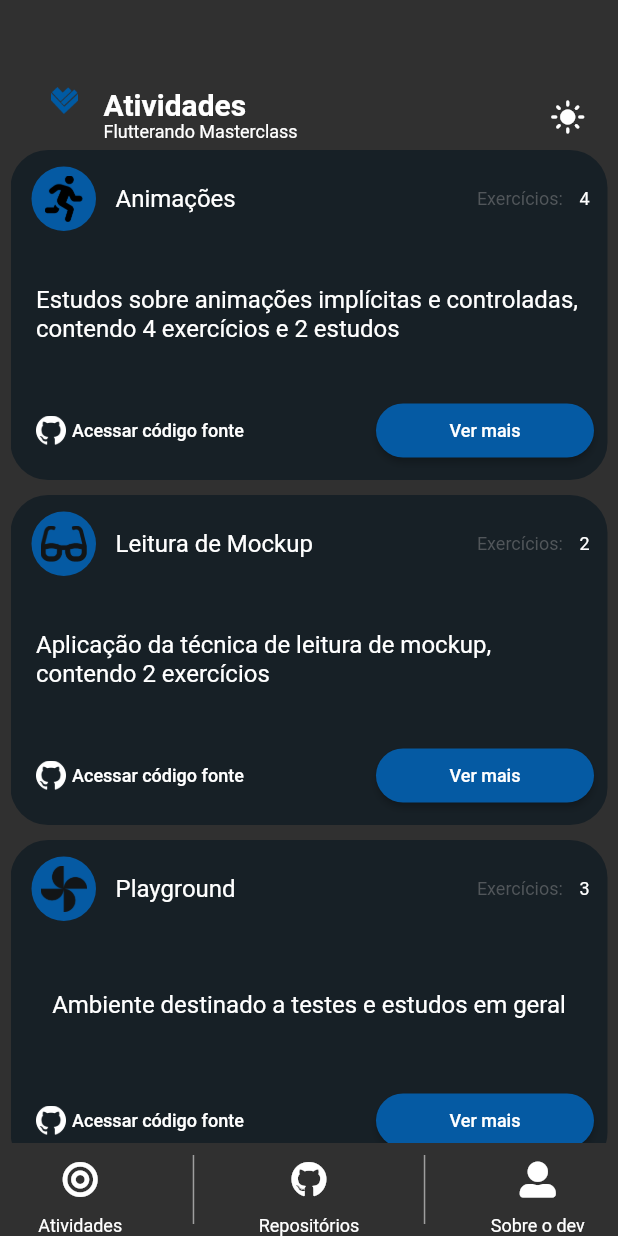
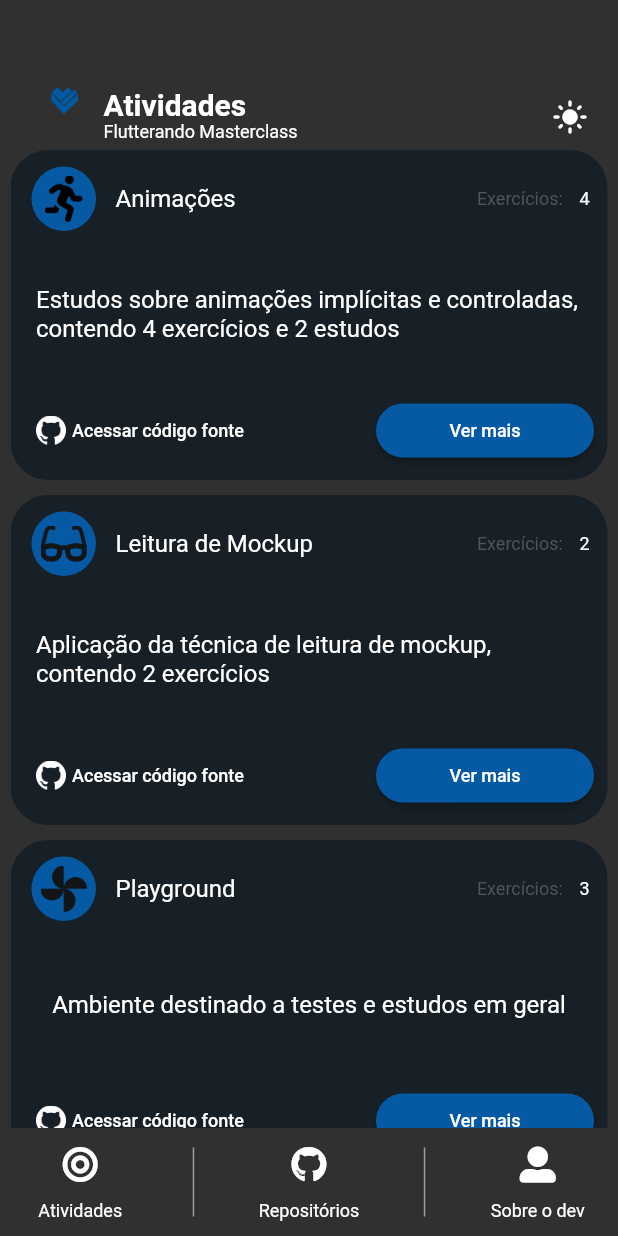
Before and after one commit to ygcoutinho/app_folio, a Flutter app: the MainPage screen opened directly, on a phone screen of 412 x 824 dp. Run offline on Flutter 3.47's test engine with Material 2 defaults, Android fonts, the phone set to English and light mode, and no system bars; our stand-ins replace font_awesome_flutter.

Commit message:
Finalização da bottom navigation bar e começo da página sobre o dev

```diff
--- a/lib/components/appbar/appbar_content.dart
+++ b/lib/components/appbar/appbar_content.dart
@@ -29,12 +29,14 @@ class AppBarContent extends StatelessWidget {
               ),
             ],
           ),
-          Padding(
-            padding: const EdgeInsets.only(left: 148),
-            child: TextButton(
-              onPressed: () {},
-              child: const Icon(Icons.light_mode_rounded),
-              style: TextButton.styleFrom(primary: Colors.white),
+          Expanded(
+            child: Align(
+              alignment: Alignment.centerRight,
+              child: TextButton(
+                onPressed: () {},
+                child: const Icon(Icons.light_mode_rounded),
+                style: TextButton.styleFrom(primary: Colors.white, fixedSize: Size(24, 24)),
+              ),
             ),
           ),
         ],
--- a/lib/components/bottomnavbar/bottom_navbar_item_custom.dart
+++ b/lib/components/bottomnavbar/bottom_navbar_item_custom.dart
@@ -20,9 +20,12 @@ class BottomNavBarItemCustom extends StatelessWidget {
           onPressed: () {},
           child: icon,
         ),
-        Text(
-          label,
-          style: TextStyle(fontSize: 12),
+        Padding(
+          padding: const EdgeInsets.only(bottom: 10),
+          child: Text(
+            label,
+            style: TextStyle(fontSize: 12),
+          ),
         ),
       ],
     );
--- a/lib/components/bottomnavbar/vertical_divider_custom.dart
+++ b/lib/components/bottomnavbar/vertical_divider_custom.dart
@@ -5,9 +5,9 @@ class VerticalDividerCustom extends StatelessWidget {
 
   @override
   Widget build(BuildContext context) {
-    return Container(
+    return const SizedBox(
       height: 46,
-      child: const VerticalDivider(
+      child: VerticalDivider(
         width: 1,
         thickness: 1,
         color: Colors.grey,
--- a/lib/main.dart
+++ b/lib/main.dart
@@ -1,3 +1,4 @@
+import 'package:app_folio/pages/about_dev.dart';
 import 'package:app_folio/pages/main_page.dart';
 
 import 'package:flutter/material.dart';
@@ -15,7 +16,7 @@ class MyApp extends StatelessWidget {
     return MaterialApp(
       title: 'Flutter Demo',
       theme: ThemeData.dark(),
-      home: const MainPage(),
+      home: const AboutDev(),
     );
   }
 }
--- a/pubspec.yaml
+++ b/pubspec.yaml
@@ -62,6 +62,7 @@ flutter:
   assets:
     - lib/assets/images/logo/
     - lib/assets/images/icons/
+    - lib/assets/images/profile/
 
   # An image asset can refer to one or more resolution-specific "variants", see
   # https://flutter.dev/assets-and-images/#resolution-aware.
```
Also changed, not shown: lib/pages/about_dev.dart (added, +59 -0 lines), lib/assets/images/profile/foto.jpg (added), lib/routes/app_routes.dart (added).
